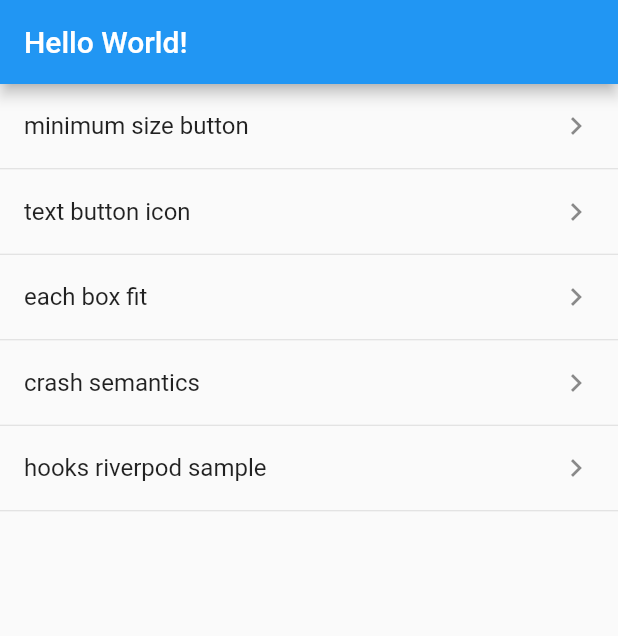
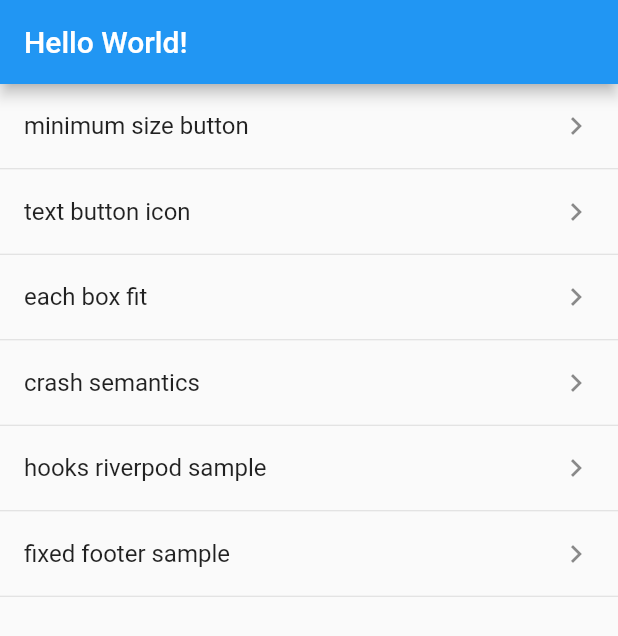
Before and after one commit to sho-ito-1027/flutter_playground, a Flutter app: the screen it shows after launch, on a phone screen of 412 x 824 dp. Shown: the top 636 px of the screen. Run offline on Flutter 3.47's test engine with Material 2 defaults, Android fonts, the phone set to English and light mode, and no system bars; our stand-ins replace auto_route, firebase_core, flutter_svg; accounts and stored records are empty; generated files the repository leaves out were written again.

Commit message:
add fixed footer page route

```diff
--- a/lib/router/router.dart
+++ b/lib/router/router.dart
@@ -2,6 +2,7 @@ import 'package:auto_route/auto_route.dart';
 import 'package:flutter_playground/ui/accessibility/crash_semantics_page.dart';
 import 'package:flutter_playground/ui/button/minimum_size_button_page.dart';
 import 'package:flutter_playground/ui/button/text_button_icon_page.dart';
+import 'package:flutter_playground/ui/fixed_footer/fixed_footer_page.dart';
 import 'package:flutter_playground/ui/hooks_riverpod/temp_sample_page.dart';
 import 'package:flutter_playground/ui/image/each_box_fix_page.dart';
 import 'package:flutter_playground/ui/playground.dart';
@@ -13,6 +14,7 @@ export 'router.gr.dart';
   routes: <AutoRoute<void>>[
     AutoRoute(page: CrashSemanticsPage),
     AutoRoute(page: EachBoxFitPage),
+    AutoRoute(page: FixedFooterPage),
     AutoRoute(page: MinimumSizeButtonPage),
     AutoRoute(page: PlaygroundPage, initial: true),
     AutoRoute(page: TempSamplePage),
--- a/lib/ui/playground.dart
+++ b/lib/ui/playground.dart
@@ -14,6 +14,7 @@ class PlaygroundPage extends StatelessWidget {
     {_titleKey: 'each box fit', _routeKey: EachBoxFitRoute()},
     {_titleKey: 'crash semantics', _routeKey: CrashSemanticsRoute()},
     {_titleKey: 'hooks riverpod sample', _routeKey: TempSampleRoute()},
+    {_titleKey: 'fixed footer sample', _routeKey: FixedFooterRoute()},
   ];
 
   @override
```
Also changed, not shown: lib/ui/fixed_footer/fixed_footer_page.dart (added, +10 -0 lines).
